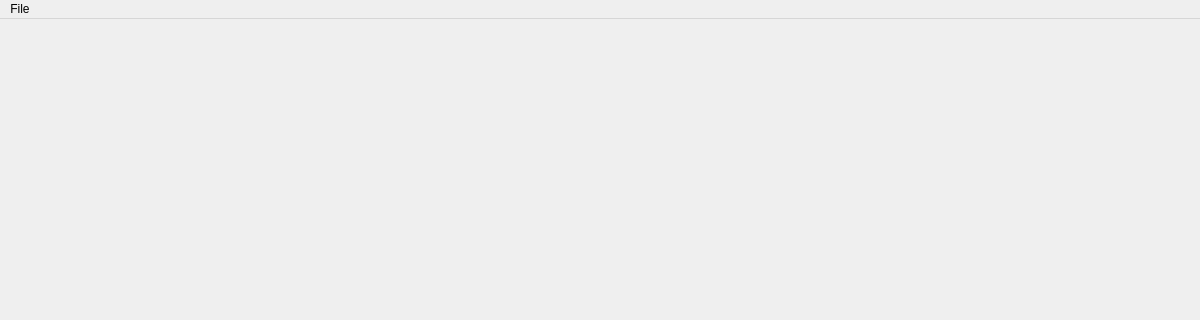
This is mainwindowform.ui in Lukrative525/Bounce as Qt 5 draws it before an edit; both pictures show x 0 to 1200 and y 0 to 320 of the 1200 by 675 pixel window. The edited form follows.
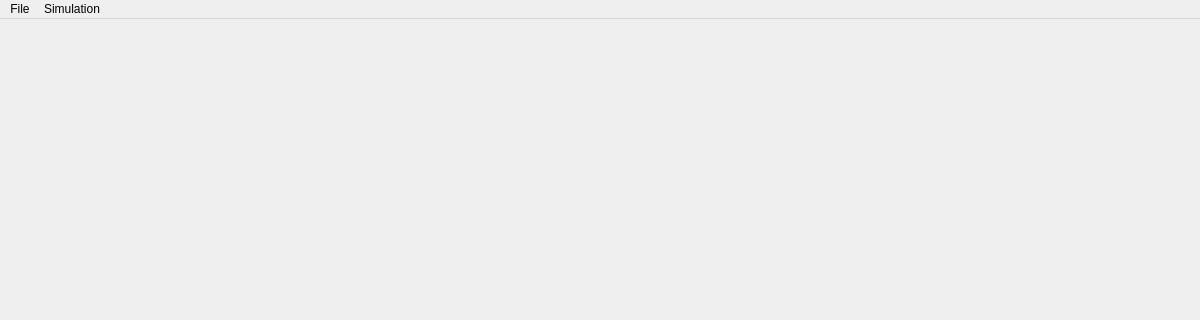
This is the edited form.

Commit message: add vector3d class to Bounce executable

Diff of the .ui file:
```diff
--- a/mainwindowform.ui
+++ b/mainwindowform.ui
@@ -75,7 +75,14 @@
     </property>
     <addaction name="actionQuit"/>
    </widget>
+   <widget class="QMenu" name="menuSimulation">
+    <property name="title">
+     <string>Simulation</string>
+    </property>
+    <addaction name="actionRestart"/>
+   </widget>
    <addaction name="menuFile"/>
+   <addaction name="menuSimulation"/>
   </widget>
   <widget class="QStatusBar" name="statusbar"/>
   <action name="actionQuit">
```
Left out of the diff: 5 changed lines with no effect on the pictures. The commit also changes 1 other file.
